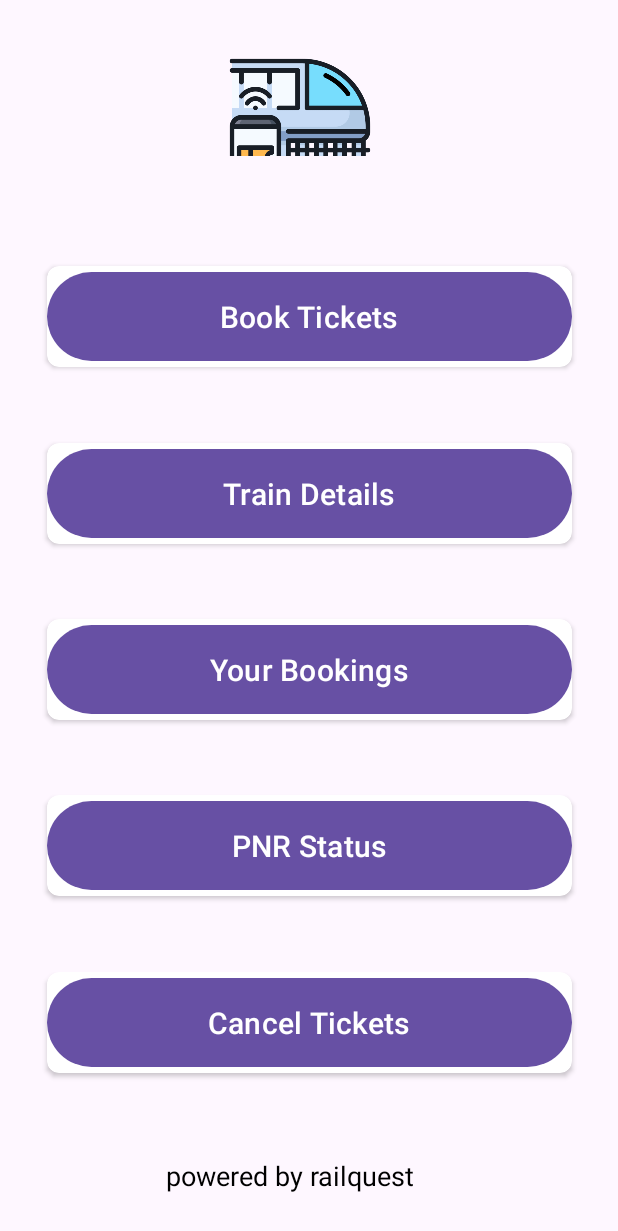
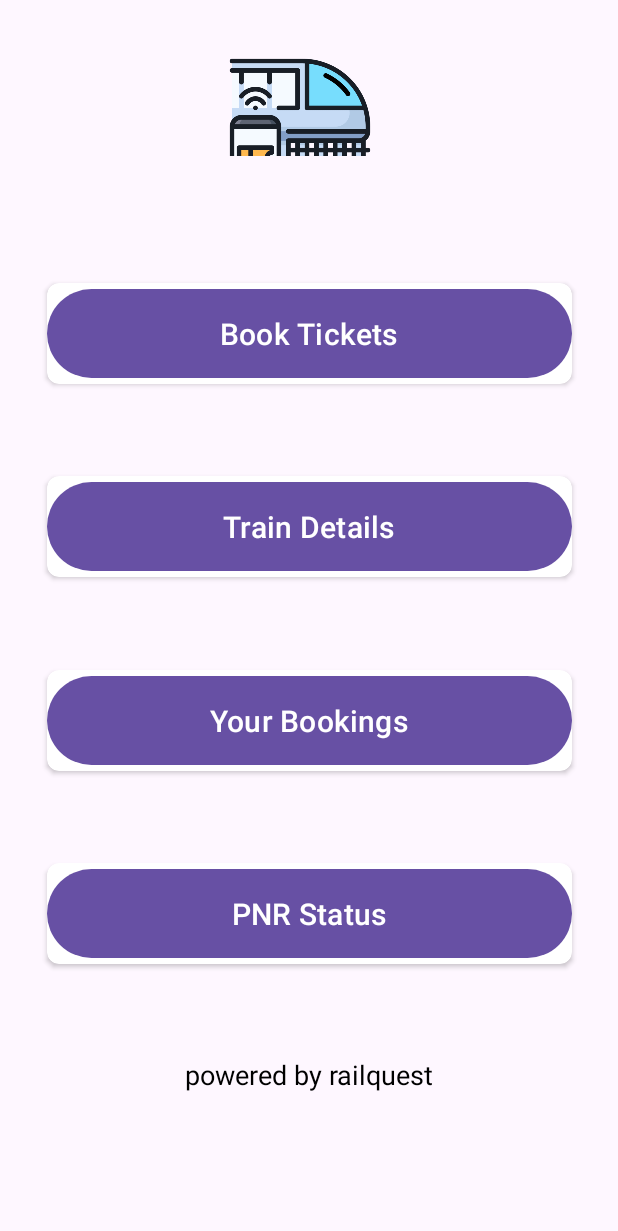
Before and after one commit to ritesh-gupta19/Railquest, an Android app: the firstEntryPage screen opened directly, with no data from a screen before it, on a phone screen of 412 x 824 dp. Shown: the top 1231 px of the screen. Run offline under Robolectric (Android 15) with nearby library versions, the phone set to English and light mode, and no system bars.

Commit message:
fixed price error

```diff
--- a/app/src/main/java/com/example/railquest/PaymentActivity.java
+++ b/app/src/main/java/com/example/railquest/PaymentActivity.java
@@ -11,6 +11,7 @@ import androidx.core.view.ViewCompat;
 import androidx.core.view.WindowInsetsCompat;
 
 import java.util.List;
+import java.util.Objects;
 
 public class PaymentActivity extends AppCompatActivity {
     Button btnConfirmPayment;
@@ -52,9 +53,11 @@ public class PaymentActivity extends AppCompatActivity {
         txtBookingTravelDuration.setText(getIntent().getStringExtra("timeDuration"));
         txtBookingStartStation.setText(getIntent().getStringExtra("boardingStation"));
         txtBookingDestinationStation.setText(getIntent().getStringExtra("destinationStation"));
-        txtBookingPrice.setText(getIntent().getStringExtra("seatPrice"));
         travellerName_age_gender = getIntent().getStringArrayListExtra("travellerName_age_gender");
         travellerBerth = getIntent().getStringArrayListExtra("travellerBerth");
+
+        int totalPrice = Integer.parseInt(Objects.requireNonNull(getIntent().getStringExtra("seatPrice")).replaceAll("[^0-9]", "")) * travellerName_age_gender.size();
+        txtBookingPrice.setText(String.valueOf(totalPrice));
     }
 
     public List<String> getTravellerName_age_gender() {
--- a/app/src/main/java/com/example/railquest/firstEntryPage.java
+++ b/app/src/main/java/com/example/railquest/firstEntryPage.java
@@ -13,7 +13,6 @@ public class firstEntryPage extends AppCompatActivity {
     private Button train_details;
     private Button view_bookings;
     private Button PNR_status;
-    private Button cancel_tickets;
 
 
     @Override
@@ -25,7 +24,6 @@ public class firstEntryPage extends AppCompatActivity {
         train_details = findViewById(R.id.getTrainDetailsButton);
         view_bookings = findViewById(R.id.getBookedTicketsButton);
         PNR_status = findViewById(R.id.retrievePNRButton);
-        cancel_tickets = findViewById(R.id.cancelTicketsButton);
     }
 
     public void onClickBookTickets(View v) {
@@ -53,12 +51,4 @@ public class firstEntryPage extends AppCompatActivity {
         Intent intent = new Intent(this, PNR_status.class); // Replace NextActivity with the name of your next activity
         startActivity(intent);
     }
-
-    public void onClickCancelTickets(View v) {
-        //functionality for cancel tickets button....
-//        public void openNewTraveller(View v) {
-            Intent intent = new Intent(this, Booking_Page_User_Details_Trip.class);
-            startActivity(intent);
-//        }
-    }
 }
--- a/app/src/main/res/layout/activity_first_entry_page.xml
+++ b/app/src/main/res/layout/activity_first_entry_page.xml
@@ -45,9 +45,9 @@
         app:cardCornerRadius="8dp"
         app:layout_constraintBottom_toTopOf="@+id/getTrainDetailsCard"
         app:layout_constraintEnd_toEndOf="parent"
+        app:layout_constraintHorizontal_bias="0.5"
         app:layout_constraintStart_toStartOf="parent"
-        app:layout_constraintTop_toBottomOf="@+id/headerLayout"
-        app:layout_constraintHorizontal_bias="0.5">
+        app:layout_constraintTop_toBottomOf="@+id/headerLayout">
 
         <Button
             android:id="@+id/bookTicketsButton"
@@ -70,9 +70,9 @@
         app:cardCornerRadius="8dp"
         app:layout_constraintBottom_toTopOf="@+id/getBookedTicketsCard"
         app:layout_constraintEnd_toEndOf="parent"
+        app:layout_constraintHorizontal_bias="0.5"
         app:layout_constraintStart_toStartOf="parent"
-        app:layout_constraintTop_toBottomOf="@+id/bookTicketsCard"
-        app:layout_constraintHorizontal_bias="0.5">
+        app:layout_constraintTop_toBottomOf="@+id/bookTicketsCard">
 
         <Button
             android:id="@+id/getTrainDetailsButton"
@@ -94,9 +94,9 @@
         app:cardCornerRadius="8dp"
         app:layout_constraintBottom_toTopOf="@+id/retrievePNRCard"
         app:layout_constraintEnd_toEndOf="parent"
+        app:layout_constraintHorizontal_bias="0.5"
         app:layout_constraintStart_toStartOf="parent"
-        app:layout_constraintTop_toBottomOf="@+id/getTrainDetailsCard"
-        app:layout_constraintHorizontal_bias="0.5">
+        app:layout_constraintTop_toBottomOf="@+id/getTrainDetailsCard">
 
         <Button
             android:id="@+id/getBookedTicketsButton"
@@ -116,11 +116,11 @@
         android:layout_height="wrap_content"
         android:layout_marginTop="-6dp"
         app:cardCornerRadius="8dp"
-        app:layout_constraintBottom_toTopOf="@+id/cancelTicketsCard"
+        app:layout_constraintBottom_toTopOf="@+id/footerTextView"
         app:layout_constraintEnd_toEndOf="parent"
+        app:layout_constraintHorizontal_bias="0.5"
         app:layout_constraintStart_toStartOf="parent"
-        app:layout_constraintTop_toBottomOf="@+id/getBookedTicketsCard"
-        app:layout_constraintHorizontal_bias="0.5">
+        app:layout_constraintTop_toBottomOf="@+id/getBookedTicketsCard">
 
         <Button
             android:id="@+id/retrievePNRButton"
@@ -134,28 +134,6 @@
     </androidx.cardview.widget.CardView>
 
     <!-- Cancel Tickets Card -->
-    <androidx.cardview.widget.CardView
-        android:id="@+id/cancelTicketsCard"
-        android:layout_width="350dp"
-        android:layout_height="wrap_content"
-        android:layout_marginTop="-6dp"
-        app:cardCornerRadius="8dp"
-        app:layout_constraintBottom_toTopOf="@+id/footerTextView"
-        app:layout_constraintEnd_toEndOf="parent"
-        app:layout_constraintStart_toStartOf="parent"
-        app:layout_constraintTop_toBottomOf="@+id/retrievePNRCard"
-        app:layout_constraintHorizontal_bias="0.5">
-
-        <Button
-            android:id="@+id/cancelTicketsButton"
-            android:layout_width="match_parent"
-            android:layout_height="wrap_content"
-            android:onClick="onClickCancelTickets"
-            android:padding="16dp"
-            android:text="Cancel Tickets"
-            android:textColor="@android:color/white"
-            android:textSize="20sp" />
-    </androidx.cardview.widget.CardView>
 
     <!-- Footer -->
     <TextView
@@ -168,7 +146,8 @@
         android:textSize="18sp"
         app:layout_constraintBottom_toBottomOf="parent"
         app:layout_constraintEnd_toEndOf="parent"
-        app:layout_constraintHorizontal_bias="0.451"
-        app:layout_constraintStart_toStartOf="parent" />
+        app:layout_constraintStart_toStartOf="parent"
+        app:layout_constraintTop_toBottomOf="@+id/retrievePNRCard"
+        app:layout_constraintVertical_bias="0.5" />
 
 </androidx.constraintlayout.widget.ConstraintLayout>
```
